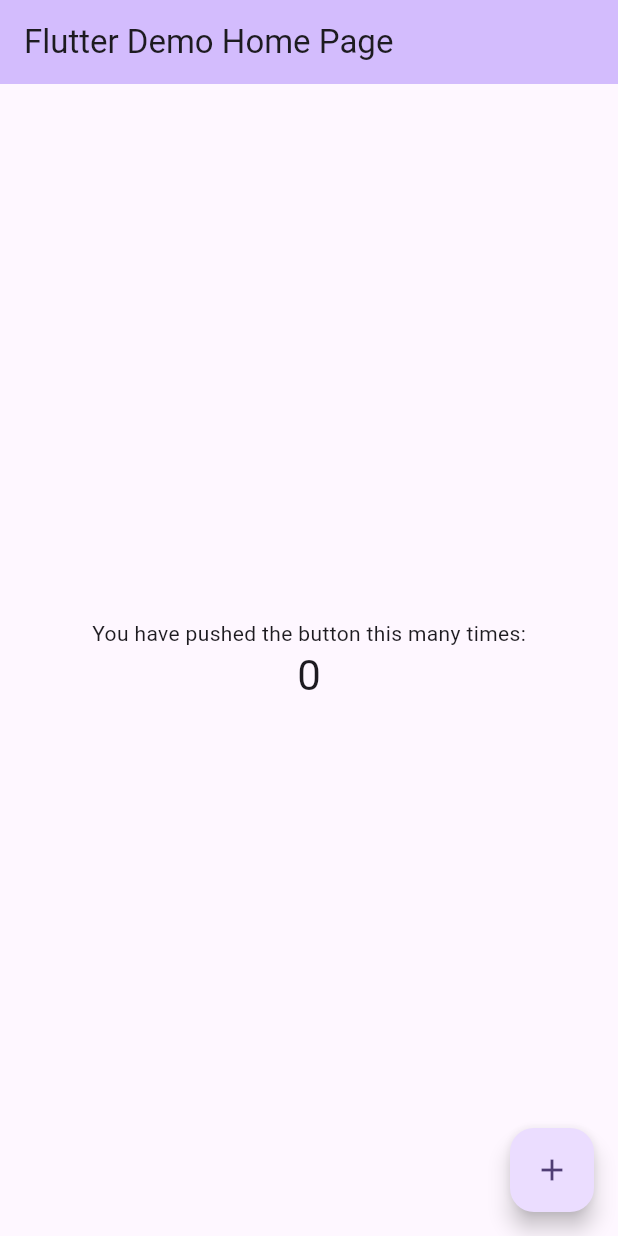
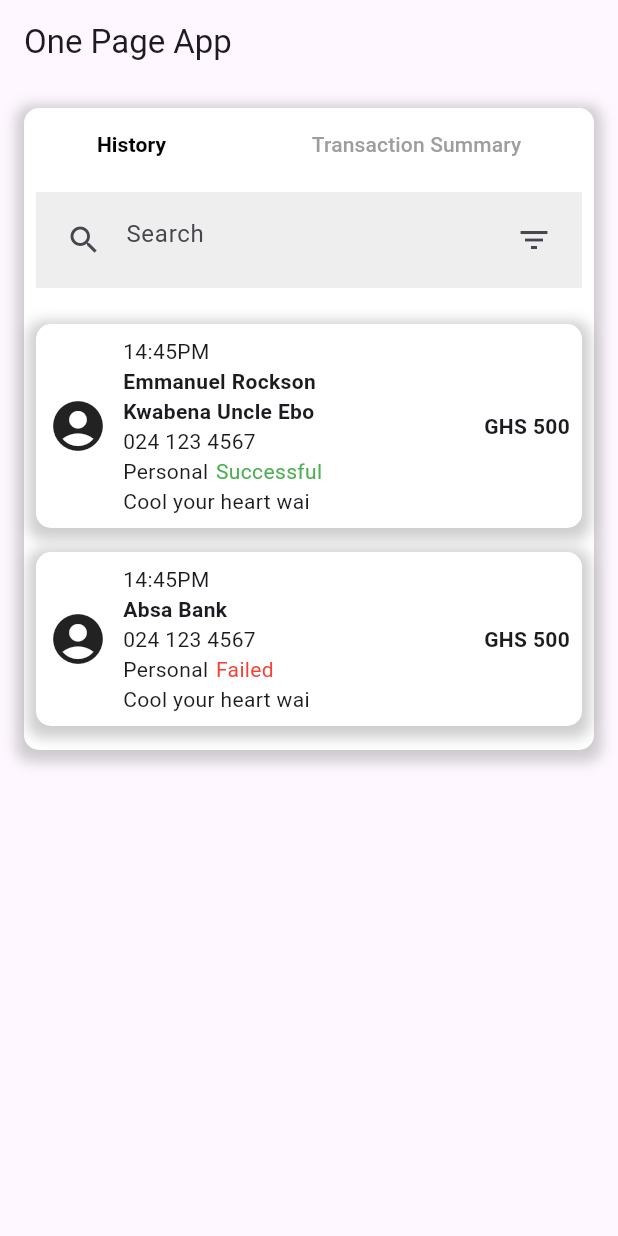
Before and after one commit to Theodore354/my_hubtel_app, a Flutter app: the screen it shows after launch, on a phone screen of 412 x 824 dp. Run offline on Flutter 3.47's test engine with Material 3 defaults, Android fonts, the light colour scheme and no system bars.

Commit message:
feat:  my first hubtel app

```diff
--- a/lib/main.dart
+++ b/lib/main.dart
@@ -1,125 +1,227 @@
 import 'package:flutter/material.dart';
 
 void main() {
-  runApp(const MyApp());
+  runApp(MyApp());
 }
 
 class MyApp extends StatelessWidget {
-  const MyApp({super.key});
-
-  // This widget is the root of your application.
   @override
   Widget build(BuildContext context) {
     return MaterialApp(
-      title: 'Flutter Demo',
+      title: 'One Page App',
       theme: ThemeData(
-        // This is the theme of your application.
-        //
-        // TRY THIS: Try running your application with "flutter run". You'll see
-        // the application has a purple toolbar. Then, without quitting the app,
-        // try changing the seedColor in the colorScheme below to Colors.green
-        // and then invoke "hot reload" (save your changes or press the "hot
-        // reload" button in a Flutter-supported IDE, or press "r" if you used
-        // the command line to start the app).
-        //
-        // Notice that the counter didn't reset back to zero; the application
-        // state is not lost during the reload. To reset the state, use hot
-        // restart instead.
-        //
-        // This works for code too, not just values: Most code changes can be
-        // tested with just a hot reload.
-        colorScheme: ColorScheme.fromSeed(seedColor: Colors.deepPurple),
-        useMaterial3: true,
+        primarySwatch: Colors.blue,
       ),
-      home: const MyHomePage(title: 'Flutter Demo Home Page'),
+      home: HomePage(),
     );
   }
 }
 
-class MyHomePage extends StatefulWidget {
-  const MyHomePage({super.key, required this.title});
+class HomePage extends StatefulWidget {
+  @override
+  _HomePageState createState() => _HomePageState();
+}
 
-  // This widget is the home page of your application. It is stateful, meaning
-  // that it has a State object (defined below) that contains fields that affect
-  // how it looks.
-
-  // This class is the configuration for the state. It holds the values (in this
-  // case the title) provided by the parent (in this case the App widget) and
-  // used by the build method of the State. Fields in a Widget subclass are
-  // always marked "final".
-
-  final String title;
+class _HomePageState extends State<HomePage> {
+  bool _isLoading = true;
 
   @override
-  State<MyHomePage> createState() => _MyHomePageState();
-}
+  void initState() {
+    super.initState();
+    _loadData();
+  }
 
-class _MyHomePageState extends State<MyHomePage> {
-  int _counter = 0;
-
-  void _incrementCounter() {
+  Future<void> _loadData() async {
+    // Simulate a network request or data loading
+    await Future.delayed(Duration(seconds: 3));
     setState(() {
-      // This call to setState tells the Flutter framework that something has
-      // changed in this State, which causes it to rerun the build method below
-      // so that the display can reflect the updated values. If we changed
-      // _counter without calling setState(), then the build method would not be
-      // called again, and so nothing would appear to happen.
-      _counter++;
+      _isLoading = false;
     });
   }
 
   @override
   Widget build(BuildContext context) {
-    // This method is rerun every time setState is called, for instance as done
-    // by the _incrementCounter method above.
-    //
-    // The Flutter framework has been optimized to make rerunning build methods
-    // fast, so that you can just rebuild anything that needs updating rather
-    // than having to individually change instances of widgets.
     return Scaffold(
       appBar: AppBar(
-        // TRY THIS: Try changing the color here to a specific color (to
-        // Colors.amber, perhaps?) and trigger a hot reload to see the AppBar
-        // change color while the other colors stay the same.
-        backgroundColor: Theme.of(context).colorScheme.inversePrimary,
-        // Here we take the value from the MyHomePage object that was created by
-        // the App.build method, and use it to set our appbar title.
-        title: Text(widget.title),
+        title: Text('One Page App'),
       ),
-      body: Center(
-        // Center is a layout widget. It takes a single child and positions it
-        // in the middle of the parent.
-        child: Column(
-          // Column is also a layout widget. It takes a list of children and
-          // arranges them vertically. By default, it sizes itself to fit its
-          // children horizontally, and tries to be as tall as its parent.
-          //
-          // Column has various properties to control how it sizes itself and
-          // how it positions its children. Here we use mainAxisAlignment to
-          // center the children vertically; the main axis here is the vertical
-          // axis because Columns are vertical (the cross axis would be
-          // horizontal).
-          //
-          // TRY THIS: Invoke "debug painting" (choose the "Toggle Debug Paint"
-          // action in the IDE, or press "p" in the console), to see the
-          // wireframe for each widget.
-          mainAxisAlignment: MainAxisAlignment.center,
-          children: <Widget>[
-            const Text(
-              'You have pushed the button this many times:',
+      body: _isLoading
+          ? Center(
+              child: CircularProgressIndicator(),
+            )
+          : SingleChildScrollView(
+              child: Padding(
+                padding: const EdgeInsets.all(16.0),
+                child: Column(
+                  crossAxisAlignment: CrossAxisAlignment.start,
+                  children: [
+                    Container(
+                      decoration: BoxDecoration(
+                        borderRadius: BorderRadius.circular(10.0),
+                        color: Colors.white,
+                        boxShadow: [
+                          BoxShadow(
+                            color: Colors.grey.withOpacity(0.5),
+                            spreadRadius: 5,
+                            blurRadius: 7,
+                            offset: Offset(0, 3),
+                          ),
+                        ],
+                      ),
+                      child: Column(
+                        children: [
+                          Row(
+                            mainAxisAlignment: MainAxisAlignment.spaceAround,
+                            children: [
+                              TextButton(
+                                onPressed: () {},
+                                child: Text(
+                                  'History',
+                                  style: TextStyle(
+                                    color: Colors.black,
+                                    fontWeight: FontWeight.bold,
+                                  ),
+                                ),
+                              ),
+                              TextButton(
+                                onPressed: () {},
+                                child: Text(
+                                  'Transaction Summary',
+                                  style: TextStyle(
+                                    color: Colors.grey,
+                                  ),
+                                ),
+                              ),
+                            ],
+                          ),
+                          Padding(
+                            padding: const EdgeInsets.all(8.0),
+                            child: Container(
+                              color: Colors.grey[200],
+                              child: Padding(
+                                padding: const EdgeInsets.all(8.0),
+                                child: TextField(
+                                  decoration: InputDecoration(
+                                    hintText: 'Search',
+                                    border: InputBorder.none,
+                                    prefixIcon: Icon(Icons.search),
+                                    suffixIcon: Icon(Icons.filter_list),
+                                  ),
+                                ),
+                              ),
+                            ),
+                          ),
+                          Padding(
+                            padding: const EdgeInsets.all(8.0),
+                            child: Column(
+                              children: [
+                                TransactionCard(
+                                  time: "14:45PM",
+                                  name: "Emmanuel Rockson\nKwabena Uncle Ebo",
+                                  phone: "024 123 4567",
+                                  status: "Successful",
+                                  amount: "GHS 500",
+                                  type: "Personal",
+                                  note: "Cool your heart wai",
+                                  statusColor: Colors.green,
+                                ),
+                                TransactionCard(
+                                  time: "14:45PM",
+                                  name: "Absa Bank",
+                                  phone: "024 123 4567",
+                                  status: "Failed",
+                                  amount: "GHS 500",
+                                  type: "Personal",
+                                  note: "Cool your heart wai",
+                                  statusColor: Colors.red,
+                                ),
+                              ],
+                            ),
+                          ),
+                        ],
+                      ),
+                    ),
+                  ],
+                ),
+              ),
             ),
-            Text(
-              '$_counter',
-              style: Theme.of(context).textTheme.headlineMedium,
+    );
+  }
+}
+
+class TransactionCard extends StatelessWidget {
+  final String time;
+  final String name;
+  final String phone;
+  final String status;
+  final String amount;
+  final String type;
+  final String note;
+  final Color statusColor;
+
+  const TransactionCard({
+    Key? key,
+    required this.time,
+    required this.name,
+    required this.phone,
+    required this.status,
+    required this.amount,
+    required this.type,
+    required this.note,
+    required this.statusColor,
+  }) : super(key: key);
+
+  @override
+  Widget build(BuildContext context) {
+    return Padding(
+      padding: const EdgeInsets.symmetric(vertical: 8.0),
+      child: Container(
+        decoration: BoxDecoration(
+          borderRadius: BorderRadius.circular(10.0),
+          color: Colors.white,
+          boxShadow: [
+            BoxShadow(
+              color: Colors.grey.withOpacity(0.5),
+              spreadRadius: 5,
+              blurRadius: 7,
+              offset: Offset(0, 3),
             ),
           ],
         ),
+        child: Padding(
+          padding: const EdgeInsets.all(8.0),
+          child: Row(
+            children: [
+              Icon(Icons.account_circle, size: 40.0),
+              SizedBox(width: 10.0),
+              Column(
+                crossAxisAlignment: CrossAxisAlignment.start,
+                children: [
+                  Text(time),
+                  Text(name, style: TextStyle(fontWeight: FontWeight.bold)),
+                  Text(phone),
+                  Row(
+                    children: [
+                      Text(type),
+                      SizedBox(width: 5.0),
+                      Text(
+                        status,
+                        style: TextStyle(color: statusColor),
+                      ),
+                    ],
+                  ),
+                  Text(note),
+                ],
+              ),
+              Spacer(),
+              Text(
+                amount,
+                style: TextStyle(fontWeight: FontWeight.bold),
+              ),
+            ],
+          ),
+        ),
       ),
-      floatingActionButton: FloatingActionButton(
-        onPressed: _incrementCounter,
-        tooltip: 'Increment',
-        child: const Icon(Icons.add),
-      ), // This trailing comma makes auto-formatting nicer for build methods.
     );
   }
 }
```
